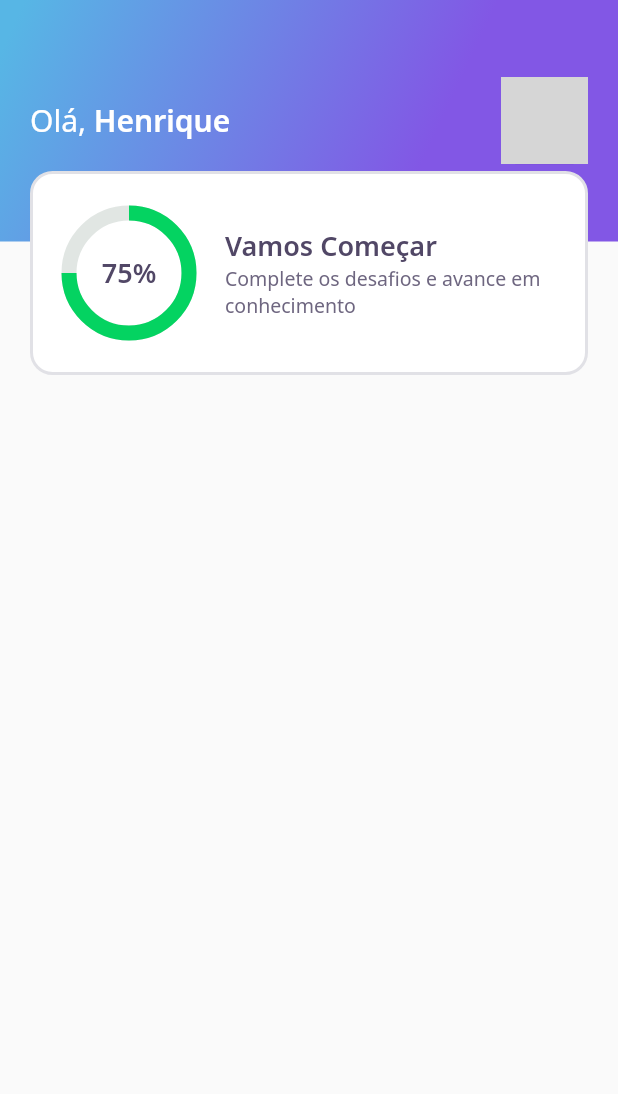
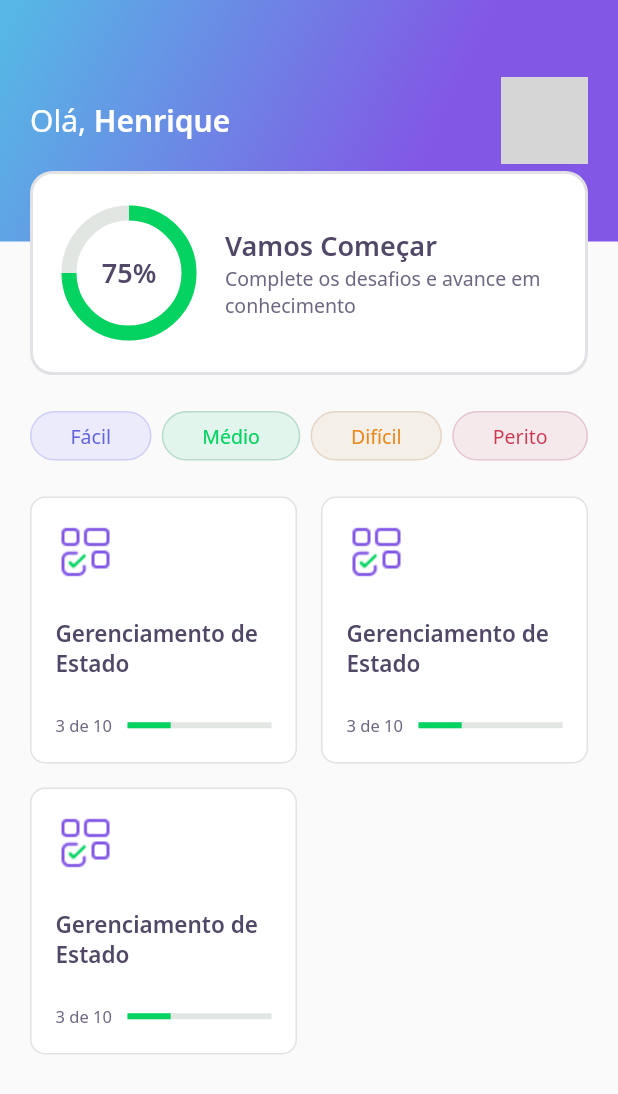
Before and after one commit to fal-pasa/NLW5-DevQuiz, a Flutter app: the screen it shows after launch, on a phone screen of 412 x 824 dp. Shown: the top 1094 px of the screen. Run offline on Flutter 3.47's test engine with Material 2 defaults, Android fonts, the phone set to English and light mode, and no system bars; our stand-ins replace google_fonts; network calls fail; grey boxes are pictures that could not be loaded.

Commit message:
61 min Aula 2

```diff
--- a/lib/home/home_page.dart
+++ b/lib/home/home_page.dart
@@ -1,4 +1,6 @@
 import 'package:DevQuiz/home/widgets/appbar/app_bar_widget.dart';
+import 'package:DevQuiz/home/widgets/level_button/level_button_widget.dart';
+import 'package:DevQuiz/home/widgets/quiz_card/quiz_card_widget.dart';
 import 'package:flutter/material.dart';
 
 class HomePage extends StatefulWidget {
@@ -11,6 +13,43 @@ class _HomePageState extends State<HomePage> {
   Widget build(BuildContext context) {
     return Scaffold(
       appBar: AppBarWidget(),
+      body: Padding(
+        padding: const EdgeInsets.symmetric(
+          horizontal: 20,
+        ),
+        child: Column(
+          children: [
+            SizedBox(
+              height: 24,
+            ),
+            Row(
+              mainAxisAlignment: MainAxisAlignment.spaceBetween,
+              children: [
+                LevelButtonWidget(label: "Fácil"),
+                LevelButtonWidget(label: "Médio"),
+                LevelButtonWidget(label: "Difícil"),
+                LevelButtonWidget(label: "Perito"),
+              ],
+            ),
+            SizedBox(
+              height: 24,
+            ),
+            Expanded(
+              child: GridView.count(
+                crossAxisCount: 2,
+                crossAxisSpacing: 16,
+                mainAxisSpacing: 16,
+                children: [
+                  QuizCardWidget(),
+                  QuizCardWidget(),
+                  QuizCardWidget(),
+                ],
+              ),
+            )
+
+          ],
+        ),
+      )
     );
   }
 }
--- /dev/null
+++ b/lib/home/widgets/level_button/level_button_widget.dart
@@ -0,0 +1,68 @@
+import 'package:DevQuiz/core/app_colors.dart';
+import 'package:flutter/material.dart';
+import 'package:google_fonts/google_fonts.dart';
+
+class LevelButtonWidget extends StatelessWidget {
+  LevelButtonWidget({
+    Key? key,
+    required this.label,
+  }) : assert(["Fácil", "Médio", "Difícil", "Perito"].contains(label)), super(key: key);
+
+  final String label;
+
+  final config = {
+    "Fácil": {
+      "color": AppColors.levelButtonFacil,
+      "borderColor": AppColors.levelButtonBorderFacil,
+      "fontColor": AppColors.levelButtonTextFacil
+    },
+    "Médio": {
+      "color": AppColors.levelButtonMedio,
+      "borderColor": AppColors.levelButtonBorderMedio,
+      "fontColor": AppColors.levelButtonTextMedio
+    },
+    "Difícil": {
+      "color": AppColors.levelButtonDificil,
+      "borderColor": AppColors.levelButtonBorderDificil,
+      "fontColor": AppColors.levelButtonTextDificil
+    },
+    "Perito": {
+      "color": AppColors.levelButtonPerito,
+      "borderColor": AppColors.levelButtonBorderPerito,
+      "fontColor": AppColors.levelButtonTextPerito
+    },
+  };
+
+  Color get color => config[label]!["color"]!;
+  Color get borderColor => config[label]!["borderColor"]!;
+  Color get fontColor => config[label]!["fontColor"]!;
+
+  @override
+  Widget build(BuildContext context) {
+    return Container(
+      decoration: BoxDecoration(
+        color: color,
+        border: Border.fromBorderSide(
+          BorderSide(
+            color: borderColor
+          )
+        ),
+        borderRadius: BorderRadius.circular(28)
+      ),
+      child: Padding(
+        padding: const EdgeInsets.symmetric(
+          horizontal: 26,
+          vertical: 6,
+        ),
+        child: Text(
+          label,
+          style: GoogleFonts.notoSans(
+            color: fontColor,
+            fontSize: 13,
+            height: 1.5,
+          ),
+        ),
+      ),
+    );
+  }
+}
--- /dev/null
+++ b/lib/home/widgets/quiz_card/quiz_card_widget.dart
@@ -0,0 +1,59 @@
+import 'package:DevQuiz/core/app_colors.dart';
+import 'package:DevQuiz/core/core.dart';
+import 'package:flutter/material.dart';
+
+class QuizCardWidget extends StatelessWidget {
+  const QuizCardWidget({Key? key}) : super(key: key);
+
+  @override
+  Widget build(BuildContext context) {
+    return Container(
+      padding: EdgeInsets.all(16),
+      decoration: BoxDecoration(
+        border: Border.fromBorderSide(
+          BorderSide(
+            color: AppColors.border,
+          )
+        ),
+        color: AppColors.white,
+        borderRadius: BorderRadius.circular(10)
+      ),
+      child: Column(
+        crossAxisAlignment: CrossAxisAlignment.start,
+        children: [
+          Container(
+            height: 40,
+            width: 40,
+            child: Image.asset(AppImages.blocks),
+          ),
+          Padding(
+            padding: const EdgeInsets.symmetric(vertical: 24),
+            child: Text(
+              "Gerenciamento de Estado",
+              style: AppTextStyles.heading15,
+            ),
+          ),
+          Row(
+            children: [
+              Expanded(
+                flex: 1,
+                child: Text(
+                  "3 de 10",
+                  style: AppTextStyles.body11,
+                ),
+              ),
+              Expanded(
+                flex: 2,
+                child: LinearProgressIndicator(
+                  value: .3,
+                  backgroundColor: AppColors.chartSecondary,
+                  valueColor: AlwaysStoppedAnimation<Color>(AppColors.chartPrimary),
+                ),
+              )
+            ],
+          )
+        ],
+      ),
+    );
+  }
+}
```
Also changed, not shown: 1 other file.
